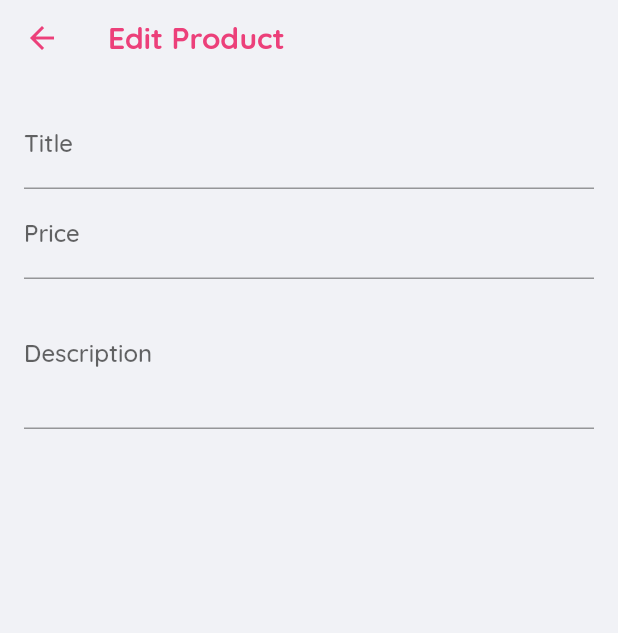
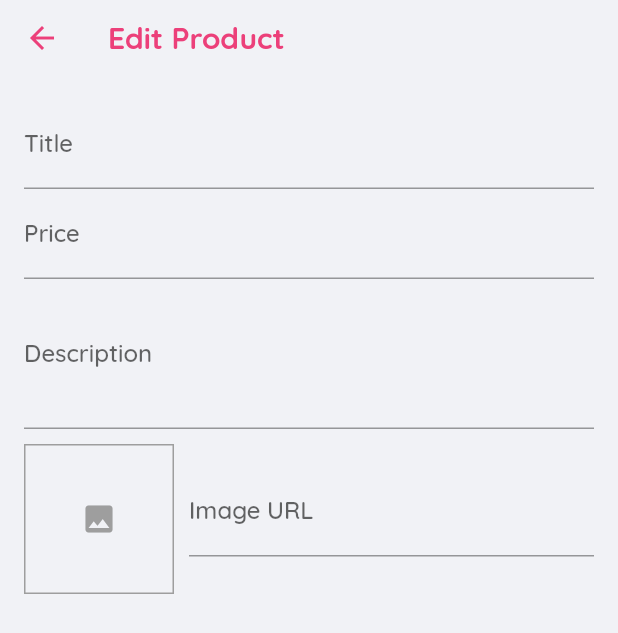
Before and after one commit to emmanuelsw/flutter-apps, a Flutter app: the ProductFormScreen screen opened by its route, on a phone screen of 412 x 824 dp. Shown: the top 633 px of the screen. Run offline on Flutter 3.47's test engine with Material 2 defaults, Android fonts, the phone set to English and light mode, and no system bars; network calls fail.

Commit message:
Preview image

```diff
--- a/sakurashop/lib/screens/product_form_screen.dart
+++ b/sakurashop/lib/screens/product_form_screen.dart
@@ -11,12 +11,29 @@ class ProductFormScreen extends StatefulWidget {
 class _ProductFormScreenState extends State<ProductFormScreen> {
   final _priceFocus = FocusNode();
   final _descriptionFocus = FocusNode();
+  final _imageUrlFocus = FocusNode();
+  final _imageUrlController = TextEditingController();
+
+  @override
+  void initState() {
+    _imageUrlFocus.addListener(_updateImageUrl);
+    super.initState();
+  }
 
   @override
   void dispose() {
+    _imageUrlFocus.removeListener(_updateImageUrl);
     _priceFocus.dispose();
     _descriptionFocus.dispose();
+    _imageUrlFocus.dispose();
+    _imageUrlController.dispose();
     super.dispose();
+  }
+
+  void _updateImageUrl() {
+    if (!_imageUrlFocus.hasFocus) {
+      setState(() {});
+    }
   }
 
   @override
@@ -61,6 +78,40 @@ class _ProductFormScreenState extends State<ProductFormScreen> {
                 keyboardType: TextInputType.multiline,
                 focusNode: _descriptionFocus,
               ),
+              Row(
+                children: <Widget>[
+                  Container(
+                    width: 100,
+                    height: 100,
+                    margin: EdgeInsets.only(top: 10, right: 10),
+                    decoration: BoxDecoration(
+                      border: Border.all(width: 1, color: Colors.grey),
+                    ),
+                    child: _imageUrlController.text.isEmpty
+                      ? Center(
+                          child: Icon(
+                            Icons.image,
+                            color: Colors.grey,
+                          ),
+                        )
+                      : FittedBox(
+                          child: Image.network(
+                            _imageUrlController.text,
+                            fit: BoxFit.cover,
+                          ),
+                        ),
+                  ),
+                  Expanded(
+                    child: TextFormField(
+                      decoration: InputDecoration(labelText: 'Image URL'),
+                      keyboardType: TextInputType.url,
+                      controller: _imageUrlController,
+                      textInputAction: TextInputAction.done,
+                      focusNode: _imageUrlFocus,
+                    ),
+                  )
+                ],
+              ),
             ],
           ),
         ),
```
